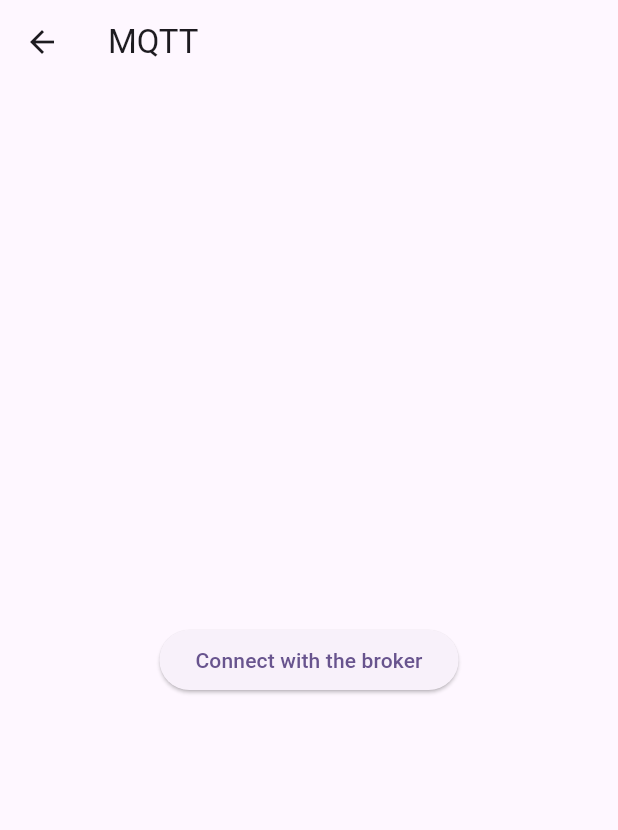
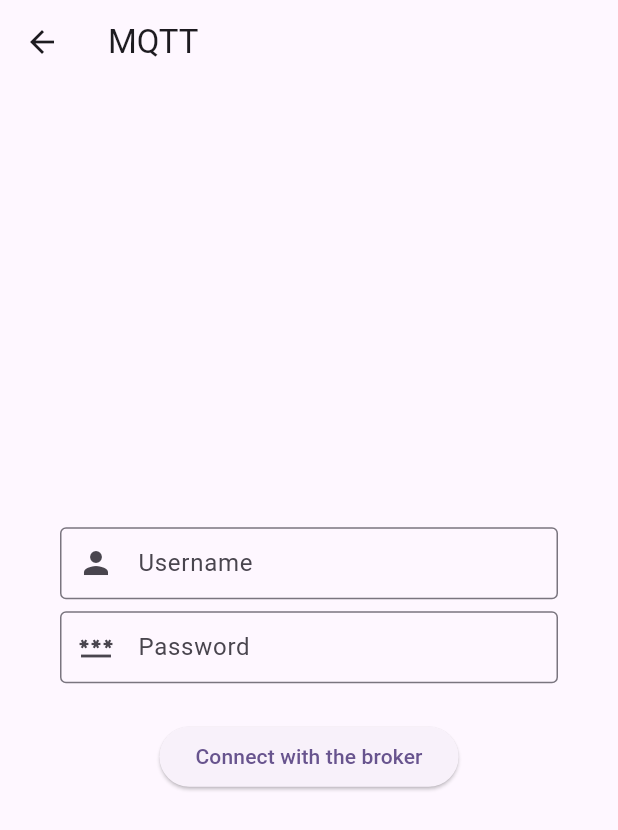
Before and after one commit to agnesh02/ble_mqtt_app_poc, a Flutter app: the MqttActivityScreen screen opened directly, after a tap on "Connect with the broker", on a phone screen of 412 x 824 dp. Shown: the top 830 px of the screen. Run offline on Flutter 3.47's test engine with Material 3 defaults, Android fonts, the phone set to English and light mode, and no system bars; our stand-ins replace flutter_riverpod; missing offline and left inert: mqtt_client.

Commit message:
mqtt chat dummy implementation - state management - connection, disconnection, subscribing, publishing, listening - UI updations

```diff
--- a/lib/main.dart
+++ b/lib/main.dart
@@ -1,8 +1,9 @@
 import 'package:ble_mqtt_app/screens/home_screen.dart';
 import 'package:flutter/material.dart';
+import 'package:flutter_riverpod/flutter_riverpod.dart';
 
 void main() {
-  runApp(const MyApp());
+  runApp(const ProviderScope(child: MyApp()));
 }
 
 class MyApp extends StatelessWidget {
--- /dev/null
+++ b/lib/providers/mqtt_providers.dart
@@ -0,0 +1,28 @@
+import 'package:flutter_riverpod/flutter_riverpod.dart';
+import 'package:mqtt_client/mqtt_client.dart';
+
+class MqttConnectionNotifier extends StateNotifier<MqttConnectionState> {
+  MqttConnectionNotifier() : super(MqttConnectionState.disconnected);
+
+  void updateConnectionState(MqttConnectionState currentConnectionState) {
+    state = currentConnectionState;
+  }
+}
+
+final mqttConnectionProvider =
+    StateNotifierProvider<MqttConnectionNotifier, MqttConnectionState>(
+  (ref) => MqttConnectionNotifier(),
+);
+
+class MqttMessageNotifier extends StateNotifier<List<String>> {
+  MqttMessageNotifier() : super([]);
+
+  void storeNewMessage(String newMessage) {
+    state = [...state, newMessage];
+  }
+}
+
+final mqttMessagesProvider =
+    StateNotifierProvider<MqttMessageNotifier, List<String>>(
+  (ref) => MqttMessageNotifier(),
+);
--- a/lib/screens/home_screen.dart
+++ b/lib/screens/home_screen.dart
@@ -2,7 +2,6 @@ import 'package:ble_mqtt_app/screens/ble_activity_screen.dart';
 import 'package:ble_mqtt_app/screens/mqtt_activity_screen.dart';
 import 'package:ble_mqtt_app/utils/connection_mode.dart';
 import 'package:ble_mqtt_app/widgets/functionality_selection.dart';
-import 'package:flutter/cupertino.dart';
 import 'package:flutter/material.dart';
 
 class HomeScreen extends StatelessWidget {
--- a/lib/screens/mqtt_activity_screen.dart
+++ b/lib/screens/mqtt_activity_screen.dart
@@ -1,26 +1,97 @@
 // ignore_for_file: avoid_print
 
+import 'package:ble_mqtt_app/providers/mqtt_providers.dart';
 import 'package:ble_mqtt_app/viewModels/mqtt_viewmodel.dart';
+import 'package:ble_mqtt_app/widgets/message_window.dart';
 import 'package:flutter/material.dart';
+import 'package:flutter_riverpod/flutter_riverpod.dart';
+import 'package:mqtt_client/mqtt_client.dart';
 
-class MqttActivityScreen extends StatelessWidget {
+class MqttActivityScreen extends ConsumerWidget {
   MqttActivityScreen({super.key});
   final MqttViewModel mqttViewModel = MqttViewModel();
 
+  final TextEditingController _usernameController = TextEditingController();
+  final TextEditingController _passwordController = TextEditingController();
+
   @override
-  Widget build(BuildContext context) {
+  Widget build(BuildContext context, WidgetRef ref) {
+    final currentConnectionStatus = ref.watch(mqttConnectionProvider);
+    final availableMessages = ref.watch(mqttMessagesProvider);
     return Scaffold(
       appBar: AppBar(
+        leading: IconButton(
+          onPressed: () {
+            mqttViewModel.mqttClient!.disconnect();
+            Navigator.of(context).pop();
+          },
+          icon: const Icon(Icons.arrow_back),
+        ),
         title: const Text("MQTT"),
       ),
-      body: Center(
-        child: ElevatedButton(
-          onPressed: () {
-            mqttViewModel.connectMqttClient("admin", "admin123456");
-          },
-          child: const Text("Connect with the broker"),
+      body: currentConnectionStatus == MqttConnectionState.connecting
+          ? connectingWindow()
+          : currentConnectionStatus == MqttConnectionState.connected
+              ? MessageWindow(
+                  messages: availableMessages,
+                  mqttViewModel: mqttViewModel,
+                )
+              : credentialsWidget(ref),
+    );
+  }
+
+  Widget connectingWindow() {
+    return const Center(
+      child: CircularProgressIndicator(),
+    );
+  }
+
+  Widget credentialsWidget(WidgetRef ref) {
+    return Column(
+      mainAxisAlignment: MainAxisAlignment.center,
+      children: [
+        Padding(
+          padding: const EdgeInsets.symmetric(horizontal: 40),
+          child: TextField(
+            controller: _usernameController,
+            decoration: const InputDecoration(
+              prefixIcon: Icon(Icons.person),
+              contentPadding:
+                  EdgeInsets.symmetric(horizontal: 10, vertical: 10),
+              border: OutlineInputBorder(),
+              label: Text("Username"),
+            ),
+          ),
         ),
-      ),
+        const SizedBox(height: 8),
+        Padding(
+          padding: const EdgeInsets.symmetric(horizontal: 40),
+          child: TextField(
+            controller: _passwordController,
+            decoration: const InputDecoration(
+              prefixIcon: Icon(Icons.password),
+              contentPadding:
+                  EdgeInsets.symmetric(horizontal: 10, vertical: 10),
+              border: OutlineInputBorder(),
+              label: Text("Password"),
+            ),
+          ),
+        ),
+        const SizedBox(height: 25),
+        Center(
+          child: ElevatedButton(
+            onPressed: () {
+              // mqttViewModel.connectMqttClient("admin", "admin123456");
+              mqttViewModel.connectMqttClient(
+                ref,
+                _usernameController.text.trim(),
+                _passwordController.text.trim(),
+              );
+            },
+            child: const Text("Connect with the broker"),
+          ),
+        ),
+      ],
     );
   }
 }
--- a/lib/utils/mqtt_helper.dart
+++ b/lib/utils/mqtt_helper.dart
@@ -17,6 +17,7 @@ class MqttHelper {
 
   static const mqttPort = 8883;
   String mqttClientId = 'test_client';
+  String sampleTopic = "topic/sampleTopic";
 
   MqttServerClient initializeMqttClient() {
     mqttClient = MqttServerClient.withPort(
--- a/lib/viewModels/mqtt_viewmodel.dart
+++ b/lib/viewModels/mqtt_viewmodel.dart
@@ -1,9 +1,8 @@
 // ignore_for_file: avoid_print
 
-import 'dart:convert';
-import 'dart:typed_data';
-
+import 'package:ble_mqtt_app/providers/mqtt_providers.dart';
 import 'package:ble_mqtt_app/utils/mqtt_helper.dart';
+import 'package:flutter_riverpod/flutter_riverpod.dart';
 import 'package:mqtt_client/mqtt_client.dart';
 import 'package:mqtt_client/mqtt_server_client.dart';
 
@@ -11,10 +10,24 @@ class MqttViewModel {
   final MqttHelper mqttHelper = MqttHelper();
   MqttServerClient? mqttClient;
 
-  Future<void> connectMqttClient(String username, String password) async {
+  MqttViewModel() {
     mqttClient ??= mqttHelper.initializeMqttClient();
+  }
+
+  String? verifyInput(String value) {
+    if (value.trim().isEmpty) {
+      return "This field is required";
+    }
+    return null;
+  }
+
+  Future<void> connectMqttClient(
+      WidgetRef ref, username, String password) async {
     try {
       print('Connecting the client...');
+      ref
+          .read(mqttConnectionProvider.notifier)
+          .updateConnectionState(MqttConnectionState.connecting);
       await mqttHelper.mqttClient.connect(username, password);
     } on Exception catch (e) {
       print('Client connection exception: $e');
@@ -24,24 +37,59 @@ class MqttViewModel {
     if (mqttHelper.mqttClient.connectionStatus!.state ==
         MqttConnectionState.connected) {
       print('Client has been connected successfully!!');
-      publishToBroker();
+      ref
+          .read(mqttConnectionProvider.notifier)
+          .updateConnectionState(MqttConnectionState.connected);
+
+      setUpListeners(ref);
+      subscribeToTopics();
     } else {
       print(
         'Client failed to connect: Status: ${mqttHelper.mqttClient.connectionStatus}',
       );
       mqttHelper.mqttClient.disconnect();
+      ref
+          .read(mqttConnectionProvider.notifier)
+          .updateConnectionState(MqttConnectionState.disconnected);
     }
   }
 
-  void publishToBroker() {
-    String data = "Test message";
+  void setUpListeners(WidgetRef ref) {
+    mqttClient!.onDisconnected = () {
+      print("Client has been disconnected !!");
+      ref
+          .read(mqttConnectionProvider.notifier)
+          .updateConnectionState(MqttConnectionState.disconnected);
+    };
+
+    mqttClient!.onSubscribeFail = (reason) {
+      print("Subscription failed $reason");
+    };
+
+    mqttClient!.updates!.listen((event) {
+      final MqttPublishMessage recMess = event[0].payload as MqttPublishMessage;
+      var message =
+          MqttPublishPayload.bytesToStringAsString(recMess.payload.message);
+
+      print('RECEIVED A NEW MESSAGE:');
+      print(message);
+      ref.read(mqttMessagesProvider.notifier).storeNewMessage(message);
+    });
+  }
+
+  void publishToTopics(String message) {
     final MqttClientPayloadBuilder builder = MqttClientPayloadBuilder();
-    builder.addString(data);
+    builder.addString(message);
 
     mqttClient!.publishMessage(
-      "topic/sampleTopic",
+      mqttHelper.sampleTopic,
       MqttQos.atLeastOnce,
       builder.payload!,
     );
   }
+
+  void subscribeToTopics() {
+    print('Subscribing to TOPIC: ${mqttHelper.sampleTopic}');
+    mqttClient!.subscribe(mqttHelper.sampleTopic, MqttQos.atLeastOnce);
+  }
 }
--- a/pubspec.yaml
+++ b/pubspec.yaml
@@ -36,6 +36,7 @@ dependencies:
   # Use with the CupertinoIcons class for iOS style icons.
   cupertino_icons: ^1.0.2
   mqtt_client: ^10.1.0
+  flutter_riverpod: ^2.4.10
 
 dev_dependencies:
   flutter_test:
```
Also changed, not shown: lib/models/message.dart (added, +8 -0 lines), lib/widgets/message_window.dart (added, +94 -0 lines), pubspec.lock.
